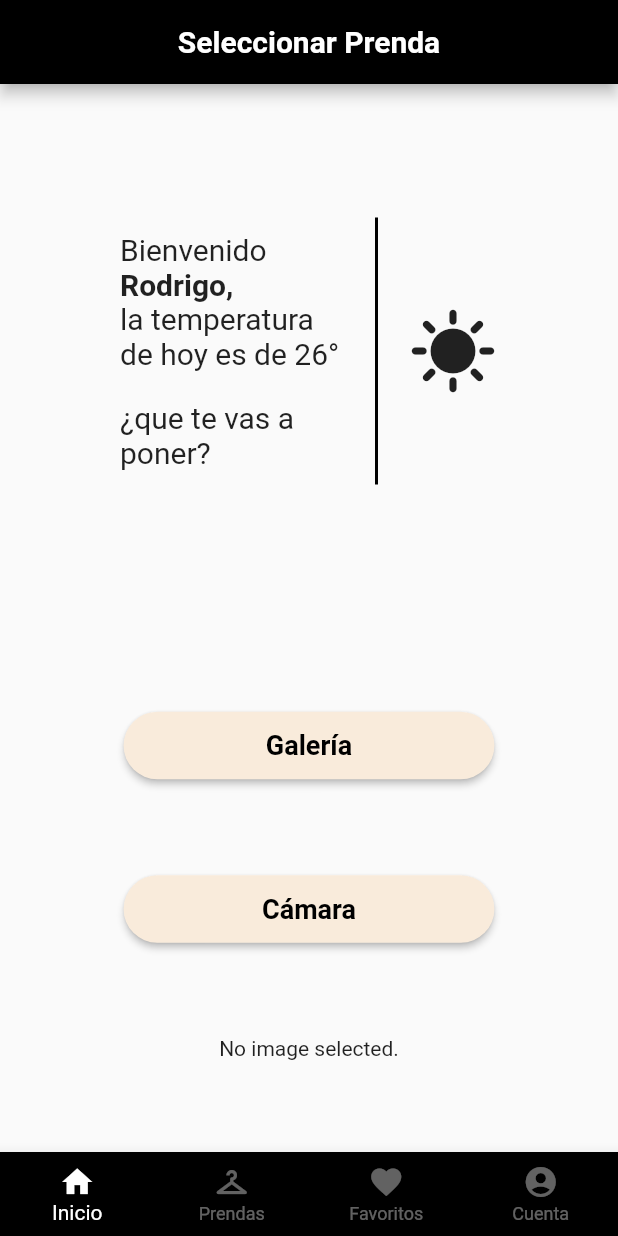
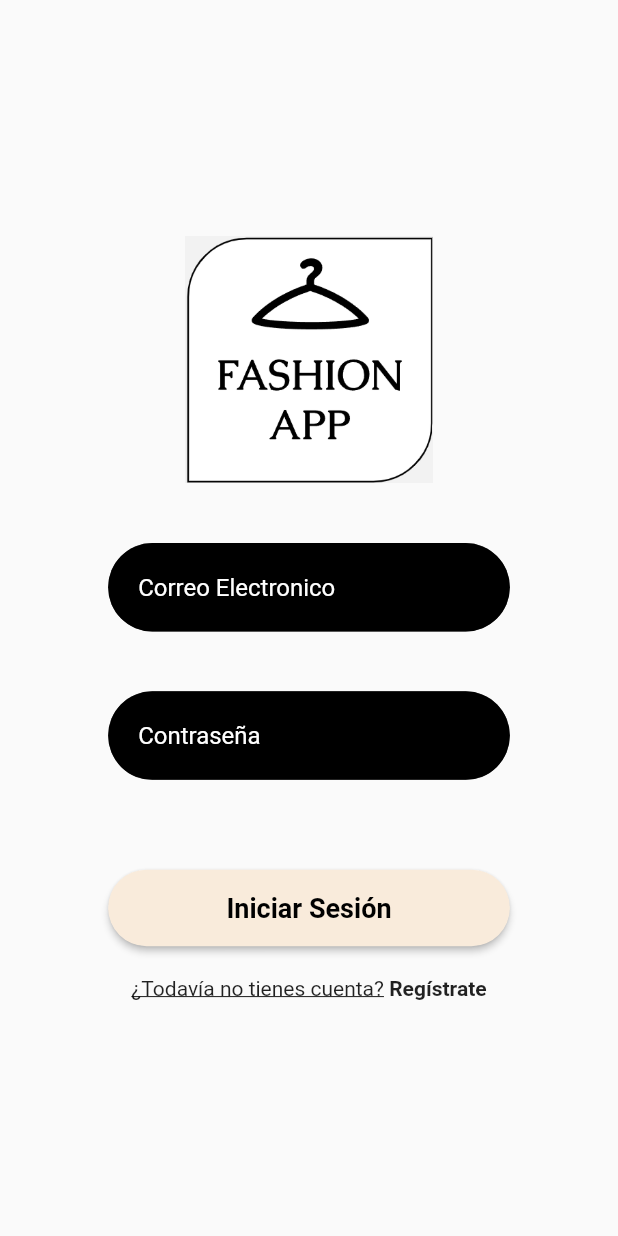
Before and after one commit to RodriCalle/FashionApp, a Flutter app: the screen it shows after launch, on a phone screen of 412 x 824 dp. Run offline on Flutter 3.47's test engine with Material 2 defaults, Android fonts, the phone set to English and light mode, and no system bars; our stand-ins replace image_picker.

Commit message:
Login view added

```diff
--- a/lib/main.dart
+++ b/lib/main.dart
@@ -1,4 +1,5 @@
 
+import 'package:demo_fashion_app/views/LoginPage.dart';
 import 'package:flutter/material.dart';
 
 import 'components/ScaffoldComponent.dart';
@@ -15,7 +16,7 @@ class MyApp extends StatelessWidget {
     return MaterialApp(
       title: 'Fashion App',
       debugShowCheckedModeBanner: false,
-      home: const ScaffoldComponent(),
+      home: LoginPage(),
     );
   }
 }
--- a/lib/views/HomePage.dart
+++ b/lib/views/HomePage.dart
@@ -167,11 +167,11 @@ class _HomePageState extends State<HomePage> {
                           pickImageFromCamera();
                         }),
                   ),
-                  Container(
+                  /*Container(
                     child: image == null
                         ? const Text('No image selected.')
                         : Image.file(image!, width: 200, height: 200),
-                  )
+                  )*/
                 ],
               ),
             ),
--- /dev/null
+++ b/lib/views/LoginPage.dart
@@ -0,0 +1,165 @@
+import 'package:flutter/material.dart';
+
+class LoginPage extends StatefulWidget {
+  const LoginPage({Key? key}) : super(key: key);
+
+  @override
+  State<LoginPage> createState() => _LoginPageState();
+}
+
+class _LoginPageState extends State<LoginPage> {
+  final _formKey = GlobalKey<FormState>(); // GlobalKey para el formulario
+  String _email = '';
+  String _password = '';
+
+  final OutlineInputBorder border = OutlineInputBorder(
+    borderRadius: BorderRadius.circular(30),
+    borderSide: BorderSide(color: Colors.black),
+  );
+
+  @override
+  Widget build(BuildContext context) {
+    return LayoutBuilder(builder: (context, constraints) {
+      double bodyHeight = constraints.maxHeight;
+      double bodyWidth = constraints.maxWidth;
+
+      return Material(
+        child: Container(
+          child: Form(
+            key: _formKey,
+            child: Column(
+              mainAxisAlignment: MainAxisAlignment.center,
+              children: [
+                Container(
+                  margin: EdgeInsets.fromLTRB(0, 0, 0, 40),
+                  width: bodyWidth * 0.4,
+                  child: Image.asset('assets/images/logo_fashion_app.png'),
+                ),
+
+                Container(
+                 /* decoration: BoxDecoration(
+                    border: Border.all(
+                      color: Colors.green,
+                      width: 2.0,
+                    ),
+                  ),*/
+                  child: Column(
+                    mainAxisAlignment: MainAxisAlignment.spaceBetween,
+                    children: [
+                      Container(
+                        width: bodyWidth * 0.65,
+                        height: bodyHeight * 0.12,
+                        /*decoration: BoxDecoration(
+                          border: Border.all(
+                            color: Colors.green,
+                            width: 2.0,
+                          ),
+                        ),*/
+                        child: TextFormField(
+                          cursorColor: Colors.white,
+                          style: TextStyle(
+                            color: Colors.white,
+                          ),
+                          decoration: InputDecoration(
+                            hintText: 'Correo Electronico',
+                            hintStyle: TextStyle(
+                                color: Colors.white
+                            ),
+                            filled: true,
+                            fillColor: Colors.black,
+                            border: border,
+                            contentPadding: EdgeInsets.symmetric(horizontal: 20, vertical: 20),
+                            focusedBorder: border,
+                            errorBorder: border,
+                            errorStyle: TextStyle(color: Colors.red),
+                          ),
+                          validator: (value) {
+                            if (value == null || value.isEmpty) {
+                              return 'Ingresa tu correo electronico.';
+                            }
+                            return null;
+                          },
+                          onSaved: (value) {
+                            _email = value!;
+                          },
+                        ),
+                      ),
+
+                      Container(
+                        width: bodyWidth * 0.65,
+                        height: bodyHeight * 0.12,
+                        child: TextFormField(
+                          cursorColor: Colors.white,
+                          style: TextStyle(
+                            color: Colors.white,
+                          ),
+                          decoration: InputDecoration(
+                            hintText: 'Contraseña',
+                            hintStyle: TextStyle(
+                                color: Colors.white
+                            ),
+                            filled: true,
+                            fillColor: Colors.black,
+                            border: border,
+                            contentPadding: EdgeInsets.symmetric(horizontal: 20, vertical: 20),
+                            focusedBorder: border,
+                            errorBorder: border,
+                            errorStyle: TextStyle(color: Colors.red),
+                          ),
+                          validator: (value) {
+                            if (value == null || value.isEmpty) {
+                              return 'Ingresa tu contraseña';
+                            }
+                            return null;
+                          },
+                          onSaved: (value) {
+                            _password = value!;
+                          },
+                        ),
+                      ),
+                    ],
+                  ),
+                ),
+
+                Container(
+                  margin: EdgeInsets.symmetric(horizontal: 0.0, vertical: 20.0),
+                  width: bodyWidth * 0.65,
+                  child: MaterialButton(
+                      color: Color.fromRGBO(249, 235, 219, 1),
+                      shape: RoundedRectangleBorder(
+                          borderRadius: BorderRadius.circular(30),
+                          side: BorderSide.none),
+                      child: const Padding(
+                        padding: EdgeInsets.all(15.0),
+                        child: Text(
+                            "Iniciar Sesión",
+                            style: TextStyle(
+                                color: Colors.black,
+                                fontWeight: FontWeight.bold,
+                                fontSize: 18
+                            )
+                        ),
+                      ),
+                      onPressed: () {
+                        if (_formKey.currentState!.validate()) {
+                          _formKey.currentState!.save();
+                        }
+                      }
+                  ),
+                ),
+
+                Row(
+                  mainAxisAlignment: MainAxisAlignment.center,
+                  children: [
+                    Text("¿Todavía no tienes cuenta?", style: TextStyle(decoration: TextDecoration.underline)),
+                    Text(" Regístrate", style: TextStyle( fontWeight: FontWeight.bold),)
+                  ],
+                )
+              ],
+            ),
+          ),
+        ),
+      );
+    });
+  }
+}
```
Also changed, not shown: assets/images/logo_fashion_app.png (added).
